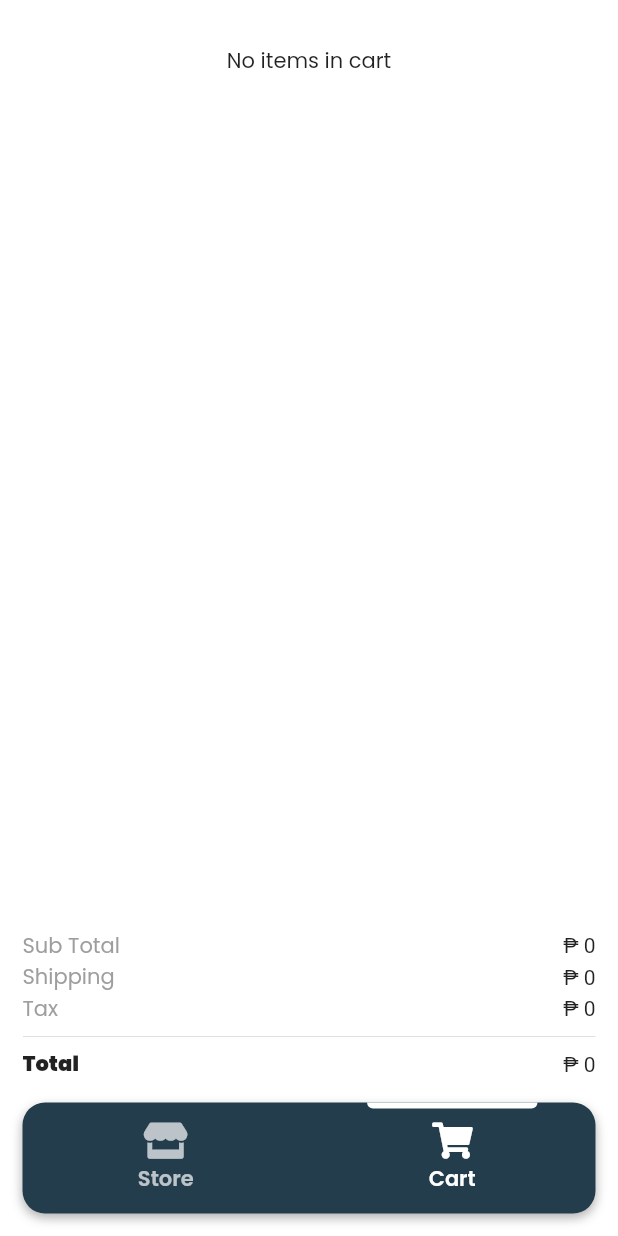
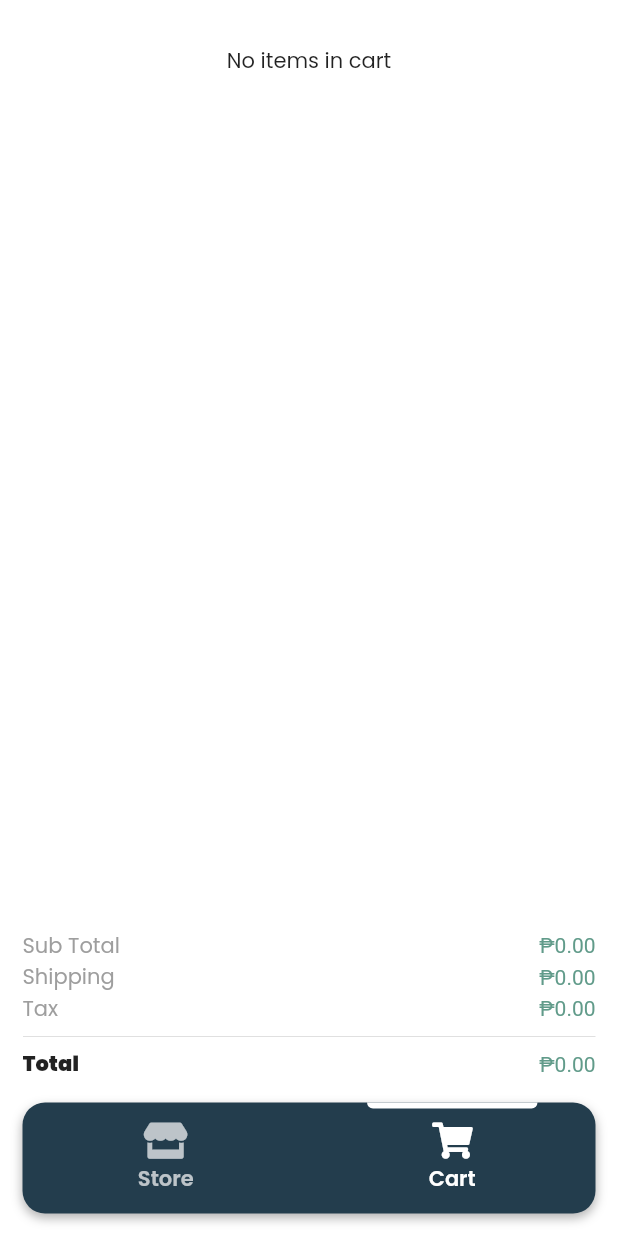
Before and after one commit to Kapatid/mobile_test, a Flutter app: the screen it shows after launch, tab 2 chosen, on a phone screen of 412 x 824 dp. Run offline on Flutter 3.47's test engine with Material 2 defaults, Android fonts, the phone set to English and light mode, and no system bars; our stand-ins replace auto_size_text, cached_network_image, font_awesome_flutter, google_fonts, page_transition, shared_preferences and 1 more; network calls fail.

Commit message:
Format currency

```diff
--- a/lib/home_page/home_page_widget.dart
+++ b/lib/home_page/home_page_widget.dart
@@ -1,10 +1,10 @@
 import 'package:font_awesome_flutter/font_awesome_flutter.dart';
 import 'package:google_fonts/google_fonts.dart';
+import 'package:flutter/material.dart';
+import 'package:mobile_test/flutter_flow/flutter_flow_util.dart';
 import 'package:mobile_test/products_grid/products_grid_widget.dart';
 import 'package:mobile_test/widgets/custom_tab_indicator.dart';
-
-import '../flutter_flow/flutter_flow_theme.dart';
-import 'package:flutter/material.dart';
+import 'package:mobile_test/flutter_flow/flutter_flow_theme.dart';
 
 class HomePageWidget extends StatefulWidget {
   const HomePageWidget({Key? key}) : super(key: key);
@@ -14,6 +14,7 @@ class HomePageWidget extends StatefulWidget {
 
 class _HomePageWidgetState extends State<HomePageWidget> {
   final scaffoldKey = GlobalKey<ScaffoldState>();
+  final _fc = NumberFormat.simpleCurrency(locale: 'en_US', name: 'PHP');
 
   @override
   Widget build(BuildContext context) {
@@ -65,8 +66,14 @@ class _HomePageWidgetState extends State<HomePageWidget> {
                                               const Text("Sub Total",
                                                   style: TextStyle(
                                                       color: Colors.grey)),
-                                              Text("₱ 0",
-                                                  style: GoogleFonts.roboto())
+                                              Text(
+                                                _fc.format(0),
+                                                style: TextStyle(
+                                                    fontFamily: "Roboto",
+                                                    color: FlutterFlowTheme.of(
+                                                            context)
+                                                        .secondaryColor),
+                                              )
                                             ],
                                           ),
                                         ),
@@ -79,8 +86,14 @@ class _HomePageWidgetState extends State<HomePageWidget> {
                                               const Text("Shipping",
                                                   style: TextStyle(
                                                       color: Colors.grey)),
-                                              Text("₱ 0",
-                                                  style: GoogleFonts.roboto())
+                                              Text(
+                                                _fc.format(0),
+                                                style: TextStyle(
+                                                    fontFamily: "Roboto",
+                                                    color: FlutterFlowTheme.of(
+                                                            context)
+                                                        .secondaryColor),
+                                              )
                                             ],
                                           ),
                                         ),
@@ -93,8 +106,14 @@ class _HomePageWidgetState extends State<HomePageWidget> {
                                               const Text("Tax",
                                                   style: TextStyle(
                                                       color: Colors.grey)),
-                                              Text("₱ 0",
-                                                  style: GoogleFonts.roboto())
+                                              Text(
+                                                _fc.format(0),
+                                                style: TextStyle(
+                                                    fontFamily: "Roboto",
+                                                    color: FlutterFlowTheme.of(
+                                                            context)
+                                                        .secondaryColor),
+                                              )
                                             ],
                                           ),
                                         ),
@@ -111,8 +130,14 @@ class _HomePageWidgetState extends State<HomePageWidget> {
                                                     fontWeight:
                                                         FontWeight.w900),
                                               ),
-                                              Text("₱ 0",
-                                                  style: GoogleFonts.roboto())
+                                              Text(
+                                                _fc.format(0),
+                                                style: TextStyle(
+                                                    fontFamily: "Roboto",
+                                                    color: FlutterFlowTheme.of(
+                                                            context)
+                                                        .secondaryColor),
+                                              )
                                             ],
                                           ),
                                         ),
--- a/lib/main.dart
+++ b/lib/main.dart
@@ -17,7 +17,7 @@ class MyApp extends StatelessWidget {
       debugShowCheckedModeBanner: false,
       initialRoute: '/',
       routes: {
-        '/details': (context) => const DetailsPage(),
+        '/details': (context) => DetailsPage(),
       },
       title: 'Gallery Design',
       theme: ThemeData(
```
Also changed, not shown: lib/details_page/details_page_widget.dart (+22 -25 lines), lib/products_grid/products_grid_widget.dart (+29 -17 lines).
